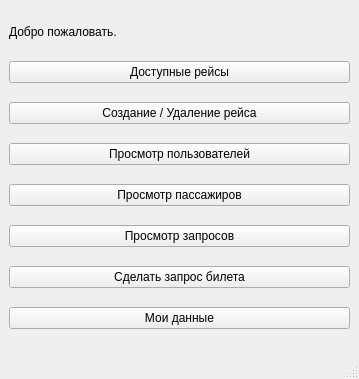
Above: mainwindow.ui from AlekseyLapunov/IS_Airport before the change. Below: the same form after it.
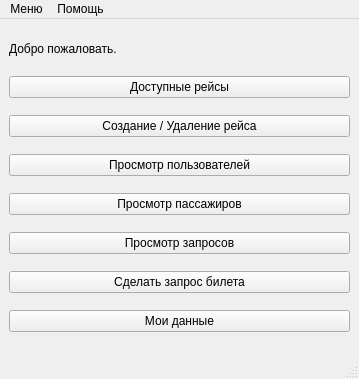
That is the form after the change. Icons and pictures are not drawn.

Commit message: now you can view tickets by button

Patch:
```diff
--- a/mainwindow.ui
+++ b/mainwindow.ui
@@ -116,6 +116,19 @@
      <height>21</height>
     </rect>
    </property>
+   <widget class="QMenu" name="menuMenu">
+    <property name="title">
+     <string>Меню</string>
+    </property>
+    <addaction name="exit"/>
+   </widget>
+   <widget class="QMenu" name="menu">
+    <property name="title">
+     <string>Помощь</string>
+    </property>
+   </widget>
+   <addaction name="menuMenu"/>
+   <addaction name="menu"/>
   </widget>
   <widget class="QStatusBar" name="statusbar"/>
  </widget>
```
Left out of the diff: 42 changed lines with no effect on the pictures. The commit also changes 6 other files.
